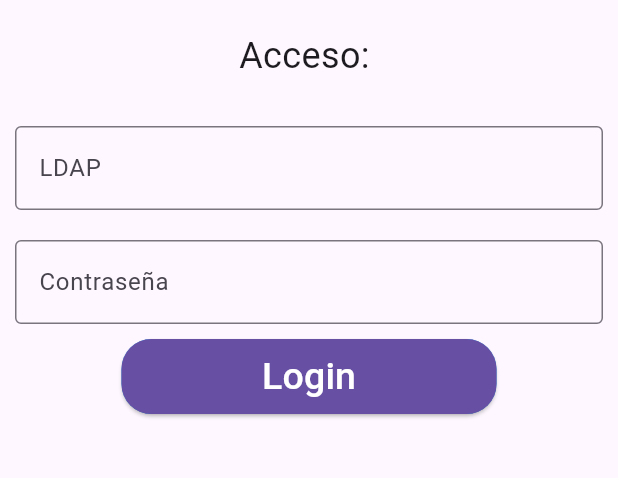
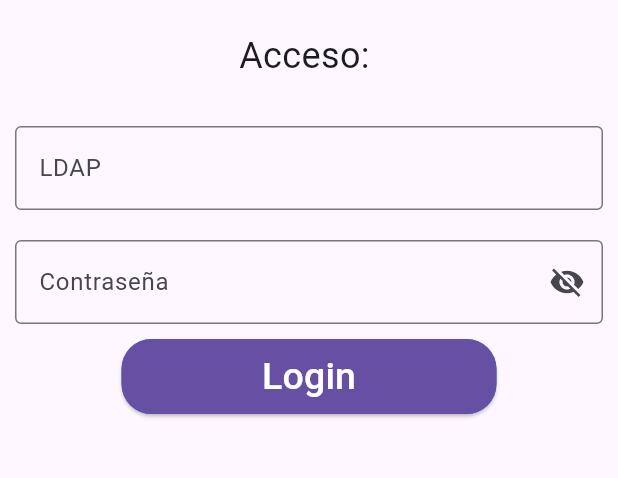
Before and after one commit to Adair-GA/bihar, a Flutter app: the screen it shows after launch, on a phone screen of 412 x 824 dp, the part 84-562 px from its top. Run offline on Flutter 3.47's test engine with Material 3 defaults, Android fonts, the phone set to English and light mode, and no system bars; our stand-ins replace basic_utils, flutter_secure_storage, sentry_flutter, text_scroll; accounts and stored records are empty.

Commit message:
feature(login-autocomplete)

```diff
--- a/lib/login.dart
+++ b/lib/login.dart
@@ -13,6 +13,8 @@ class _LoginState extends State<Login> {
   final GlobalKey<FormState> _loginformKey = GlobalKey<FormState>();
   String? _ldap;
   String? _password;
+
+  bool _passwordVisible = false;
 
   @override
   Widget build(BuildContext context) {
@@ -34,7 +36,8 @@ class _LoginState extends State<Login> {
   }
 
   Widget _loginForm() {
-    return Form(
+    return AutofillGroup(
+      child: Form(
           key: _loginformKey,
           child: Column(children: <Widget>[
             Padding(
@@ -44,6 +47,7 @@ class _LoginState extends State<Login> {
                     border: OutlineInputBorder(),
                     labelText: 'LDAP',
                     hintText: 'Tu usuario LDAP de GAUR'),
+                autofillHints: const [AutofillHints.username],
                 validator: (String? value) {
                   if (value == null || value.isEmpty) {
                     return 'El usuario no puede estar vacío';
@@ -51,9 +55,6 @@ class _LoginState extends State<Login> {
                   if (int.tryParse(value) == null) {
                     return 'El LDAP solo son números';
                   }
-                // if (value.length != 7) {
-                //   return 'El LDAP tiene que tener 7 dígitos';
-                // }
                   return null;
                 },
                 onSaved: (newValue) => _ldap = newValue,
@@ -62,10 +63,23 @@ class _LoginState extends State<Login> {
             Padding(
               padding: const EdgeInsets.all(10),
               child: TextFormField(
-              obscureText: true,
-              decoration: const InputDecoration(
-                  border: OutlineInputBorder(),
+                obscureText: !_passwordVisible,
+                autofillHints: const [AutofillHints.password],
+                decoration: InputDecoration(
+                    border: const OutlineInputBorder(),
                     labelText: 'Contraseña',
+                    suffixIcon: IconButton(
+                      icon: Icon(_passwordVisible
+                          ? Icons.visibility
+                          : Icons.visibility_off),
+                      onPressed: () {
+                        setState(
+                          () {
+                            _passwordVisible = !_passwordVisible;
+                          },
+                        );
+                      },
+                    ),
                     hintText: 'Tu contraseña de GAUR'),
                 validator: (String? value) {
                   if (value == null || value.isEmpty) {
@@ -76,7 +90,8 @@ class _LoginState extends State<Login> {
                 onSaved: (newValue) => _password = newValue,
               ),
             )
-        ]));
+          ])),
+    );
   }
 
   Widget _loginButton() {
```
Lines whose indentation alone changed are shown as unchanged.
